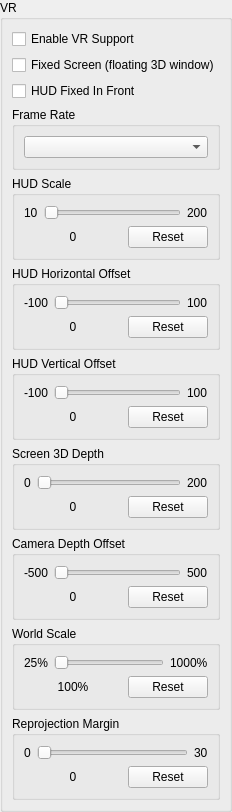
This is rpcs3/rpcs3qt/vr_settings_widget.ui in hookmanuk/rpcs3 as Qt 5 draws it before an edit. The edited form follows.
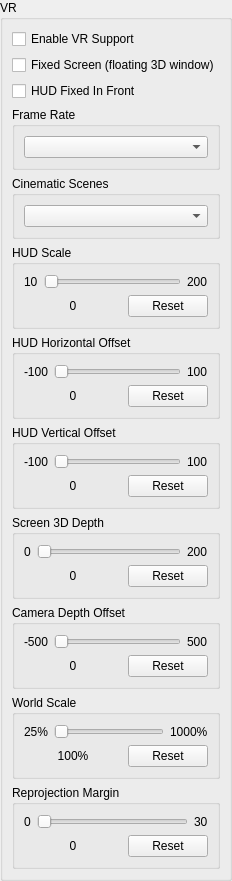
This is the edited form.

Commit message: VR: Cinematic Scenes setting and GT5 pre-race at full frame rate

```diff
--- a/rpcs3/rpcs3qt/vr_settings_widget.ui
+++ b/rpcs3/rpcs3qt/vr_settings_widget.ui
@@ -54,6 +54,18 @@
            </layout>
           </widget>
          </item>
+         <item>
+          <widget class="QGroupBox" name="gb_vrCinematicScenes">
+           <property name="title">
+            <string>Cinematic Scenes</string>
+           </property>
+           <layout class="QVBoxLayout" name="gb_vrCinematicScenes_layout">
+            <item>
+             <widget class="QComboBox" name="vrCinematicScenes"/>
+            </item>
+           </layout>
+          </widget>
+         </item>
          <item>
           <widget class="QGroupBox" name="gb_vrHudScale">
            <property name="title">
```
The commit also changes 15 other files.
